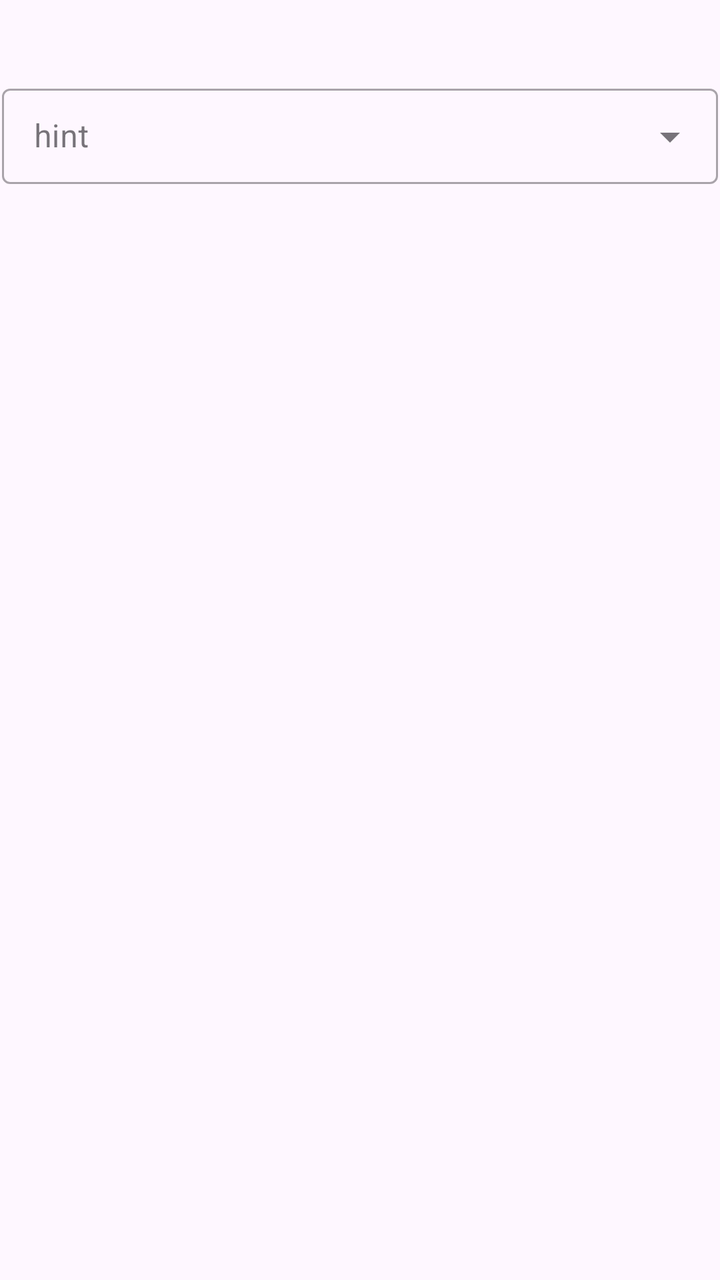
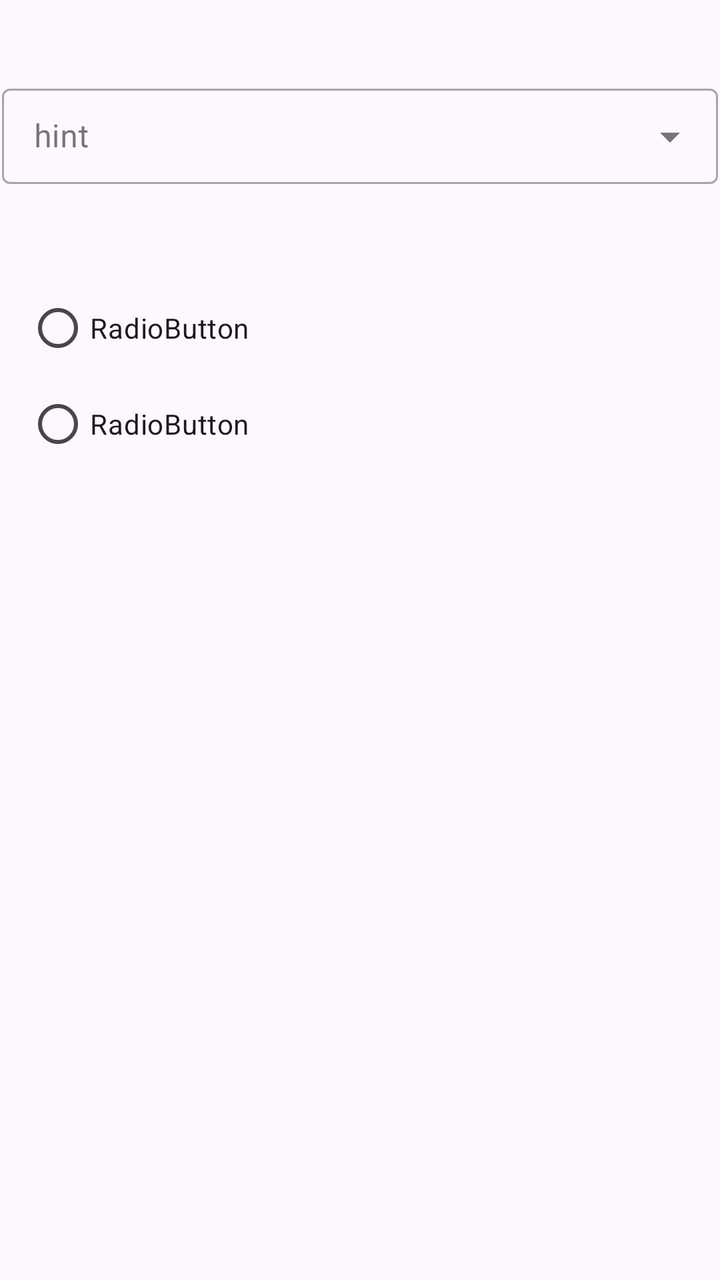

Compare the two renders of this Android layout. The source of the first and the diff that turns it into the second are given below.
<!-- AndroidManifest.xml: application theme Theme.MyMap -->
<!-- res/layout/activity_drop_down.xml -->
<?xml version="1.0" encoding="utf-8"?>
<androidx.constraintlayout.widget.ConstraintLayout xmlns:android="http://schemas.android.com/apk/res/android"
    xmlns:app="http://schemas.android.com/apk/res-auto"
    xmlns:tools="http://schemas.android.com/tools"
    android:id="@+id/main"
    android:layout_width="match_parent"
    android:layout_height="match_parent"
    tools:context=".DropDownActivity">


    <com.google.android.material.textfield.TextInputLayout
        style="@style/Widget.MaterialComponents.TextInputLayout.OutlinedBox.Dense.ExposedDropdownMenu"
        android:id="@+id/textInputLayout"
        android:layout_width="0dp"
        android:layout_height="wrap_content"
        android:layout_marginStart="1dp"
        android:layout_marginTop="39dp"
        android:layout_marginEnd="1dp"

        app:layout_constraintEnd_toEndOf="parent"
        app:layout_constraintStart_toStartOf="parent"
        app:layout_constraintTop_toTopOf="parent">

        <AutoCompleteTextView
            android:id="@+id/autoCompleteTextView"
            android:layout_width="match_parent"
            android:layout_height="wrap_content"
            android:hint="hint"
            android:inputType="none"/>
    </com.google.android.material.textfield.TextInputLayout>
</androidx.constraintlayout.widget.ConstraintLayout>
<!-- resources referenced by this layout -->
<resources>
  <style name="Theme.MyMap" parent="Base.Theme.MyMap" />
  <style name="Base.Theme.MyMap" parent="Theme.Material3.DayNight.NoActionBar">
          
          <item name="colorPrimary">@color/colorPrimaryDark</item>
          <item name="buttonStyle">@style/btnStyle</item>
         
          
          <item name="android:windowDisablePreview">true</item>
         
      </style>
  <color name="colorPrimaryDark">#023C32</color>
  <style name="btnStyle" parent="Widget.MaterialComponents.Button">
  
          <item name="android:textColor">@color/white</item>
          <item name="android:background">@drawable/btn_background</item>
          <item name="android:textStyle">bold</item>
  
  
      </style>
  <color name="white">#FFFFFFFF</color>
  <!-- drawable btn_background (drawable) -->
  <?xml version="1.0" encoding="utf-8"?>
  <selector xmlns:android="http://schemas.android.com/apk/res/android">
  <item android:state_pressed="true" android:drawable="@drawable/button_selected"/>
      <item android:state_focused="true" android:drawable="@drawable/button_selected"/>
      <item android:state_selected="true" android:drawable="@drawable/button_selected"/>
      <item android:state_enabled="true" android:drawable="@drawable/button_selected"/>
      <item android:drawable="@drawable/button_unseleted"/>
  </selector>
      
  <!-- drawable button_selected (drawable) -->
  <?xml version="1.0" encoding="utf-8"?>
  <shape
      xmlns:android="http://schemas.android.com/apk/res/android" >
   <solid android:color="@color/bg"/>
      <corners android:radius="1000dp"/>
  </shape>
  <!-- drawable button_unseleted (drawable) -->
  <?xml version="1.0" encoding="utf-8"?>
  <shape
      xmlns:android="http://schemas.android.com/apk/res/android" >
      <solid android:color="@color/bg"/>
      <corners android:radius="1000dp"/>
  </shape>
  <color name="bg">#023C32</color>
</resources>

<!-- the commit's change to res/layout/activity_drop_down.xml (unified diff, before → after) -->
@@ -9,8 +9,8 @@
 
 
     <com.google.android.material.textfield.TextInputLayout
+        android:id="@+id/textInputLayout"
         style="@style/Widget.MaterialComponents.TextInputLayout.OutlinedBox.Dense.ExposedDropdownMenu"
-        android:id="@+id/textInputLayout"
         android:layout_width="0dp"
         android:layout_height="wrap_content"
         android:layout_marginStart="1dp"
@@ -26,6 +26,28 @@
             android:layout_width="match_parent"
             android:layout_height="wrap_content"
             android:hint="hint"
-            android:inputType="none"/>
+            android:inputType="none" />
     </com.google.android.material.textfield.TextInputLayout>
+
+    <RadioGroup
+        android:id="@+id/radioGroup"
+        android:layout_width="wrap_content"
+        android:layout_height="wrap_content"
+        android:layout_marginStart="13dp"
+        android:layout_marginTop="140dp"
+        app:layout_constraintStart_toStartOf="parent"
+        app:layout_constraintTop_toTopOf="parent">
+
+        <RadioButton
+            android:id="@+id/radioButton"
+            android:layout_width="match_parent"
+            android:layout_height="wrap_content"
+            android:text="RadioButton" />
+
+        <RadioButton
+            android:id="@+id/radioButton2"
+            android:layout_width="match_parent"
+            android:layout_height="wrap_content"
+            android:text="RadioButton" />
+    </RadioGroup>
 </androidx.constraintlayout.widget.ConstraintLayout>
<!-- resource entries referenced after the edit -->
@@ -1,7 +1,7 @@
 <!-- resources referenced by this layout -->
 <resources>
   <style name="Theme.MyMap" parent="Base.Theme.MyMap" />
-  <style name="Base.Theme.MyMap" parent="Theme.Material3.DayNight.NoActionBar">
+  <style name="Base.Theme.MyMap" parent="Theme.Material3.DayNight">
           
           <item name="colorPrimary">@color/colorPrimaryDark</item>
           <item name="buttonStyle">@style/btnStyle</item>
